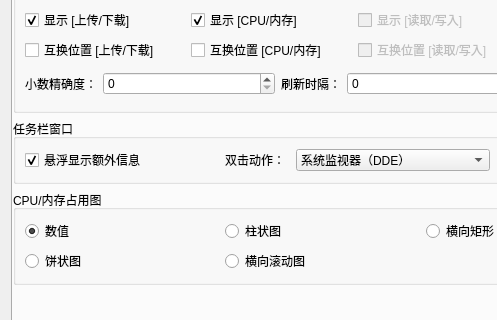
Qt form dde-dock-plugin/WinDdeDockSetting.ui (XMuli/NetSpeed) before a commit; both pictures show x 0 to 497 and y 277 to 597 of the 645 by 721 pixel window.
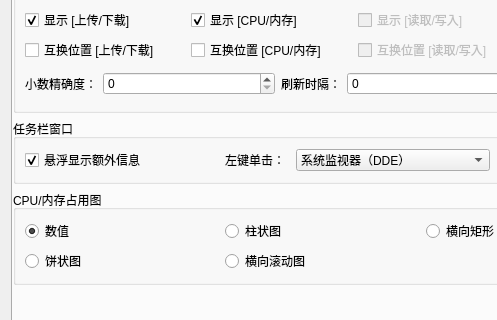
The same form after that commit. Icons and pictures are not drawn.

Commit message: feat: Modify the real text of the control

```diff
--- a/dde-dock-plugin/WinDdeDockSetting.ui
+++ b/dde-dock-plugin/WinDdeDockSetting.ui
@@ -450,7 +450,7 @@
             <item>
              <widget class="QLabel" name="label_49">
               <property name="text">
-               <string>双击动作：</string>
+               <string>左键单击：</string>
               </property>
              </widget>
             </item>
```
Left out of the diff: 2 changed lines with no effect on the pictures.
